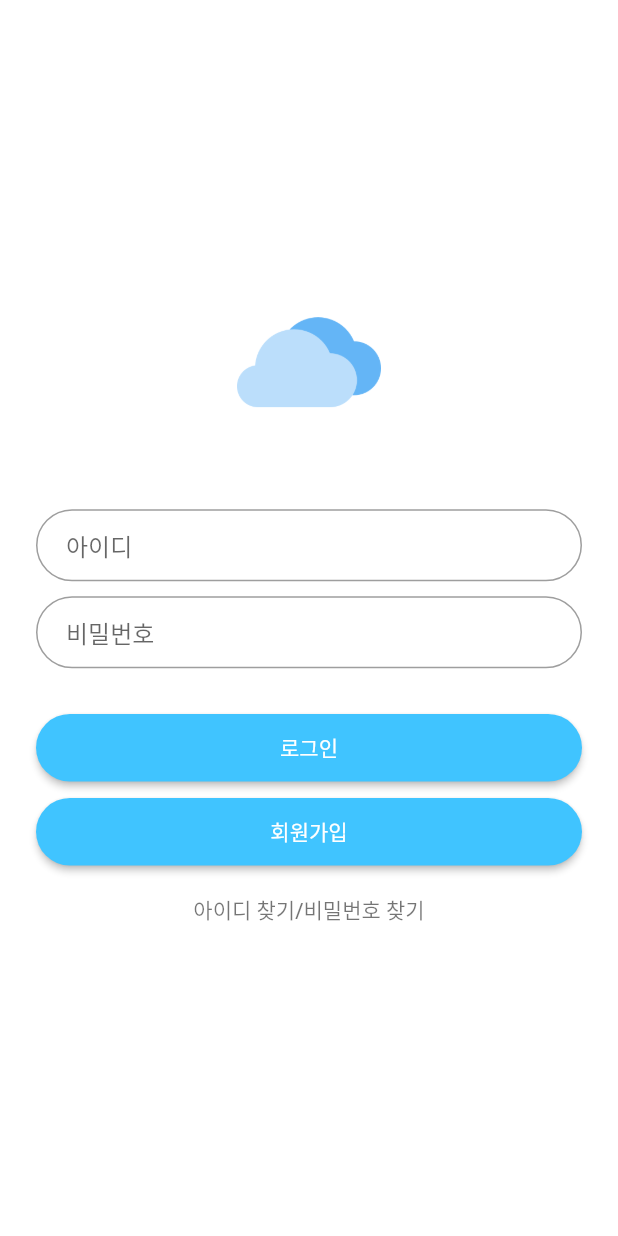
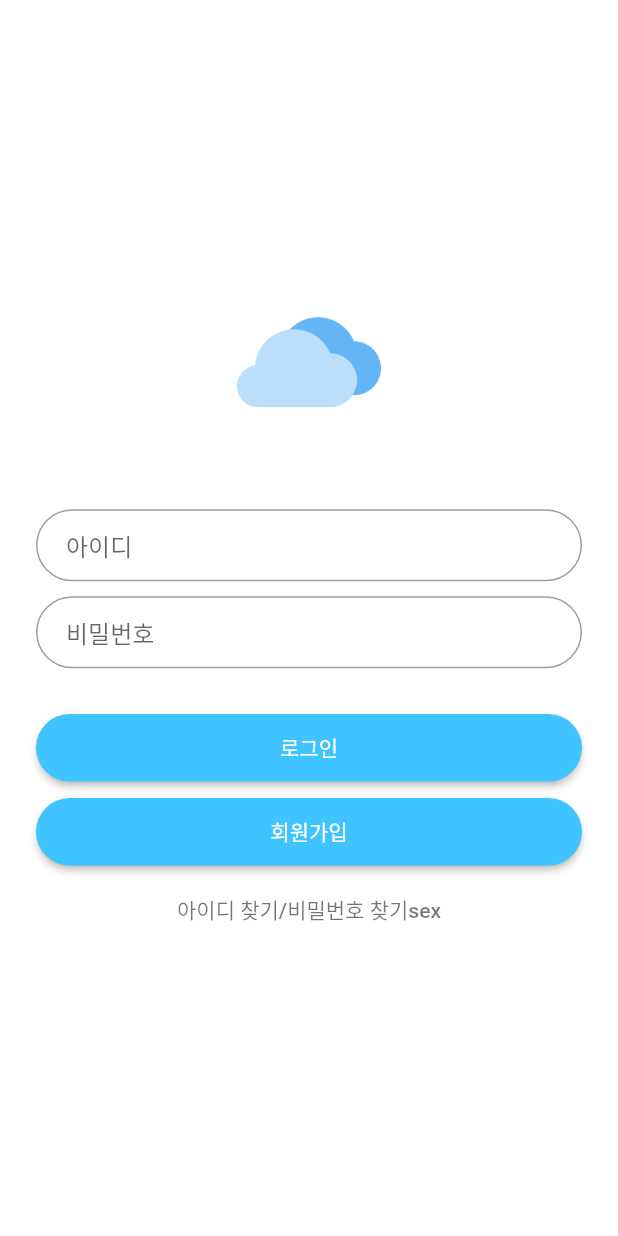
Before and after one commit to hhs0579/Dream, a Flutter app: the screen it shows after launch, on a phone screen of 412 x 824 dp. Run offline on Flutter 3.47's test engine with Material 2 defaults, Android fonts, the phone set to English and light mode, and no system bars; our stand-ins replace extended_image, logger.

Commit message:
Update login_page.dart

```diff
--- a/dreamproject/lib/screens/starts/login_page.dart
+++ b/dreamproject/lib/screens/starts/login_page.dart
@@ -1,8 +1,5 @@
 import 'package:dreamproject/screens/pages/feed.dart';
 import 'package:flutter/material.dart';
-
-
-
 
 class LoginPage extends StatefulWidget {
   static String tag = 'login-page';
@@ -25,7 +22,6 @@ class _LoginPageState extends State<LoginPage> {
     final id = TextFormField(
       keyboardType: TextInputType.emailAddress,
       autofocus: false,
-
       decoration: InputDecoration(
         hintText: '아이디',
         contentPadding: EdgeInsets.fromLTRB(20.0, 10.0, 20.0, 10.0),
@@ -35,7 +31,6 @@ class _LoginPageState extends State<LoginPage> {
 
     final password = TextFormField(
       autofocus: false,
-
       obscureText: true,
       decoration: InputDecoration(
         hintText: '비밀번호',
@@ -49,16 +44,14 @@ class _LoginPageState extends State<LoginPage> {
       child: ElevatedButton(
         style: ElevatedButton.styleFrom(
           primary: Colors.lightBlueAccent,
-          shape:RoundedRectangleBorder(
+          shape: RoundedRectangleBorder(
             borderRadius: BorderRadius.circular(24),
           ),
           padding: EdgeInsets.all(12),
         ),
-
         onPressed: () {
           Navigator.of(context).pushNamed(Feed.tag);
         },
-
         child: Text('로그인', style: TextStyle(color: Colors.white)),
       ),
     );
@@ -67,27 +60,24 @@ class _LoginPageState extends State<LoginPage> {
       child: ElevatedButton(
         style: ElevatedButton.styleFrom(
           primary: Colors.lightBlueAccent,
-          shape:RoundedRectangleBorder(
+          shape: RoundedRectangleBorder(
             borderRadius: BorderRadius.circular(24),
           ),
           padding: EdgeInsets.all(12),
         ),
-
         onPressed: () {
           Navigator.of(context).pushNamed(Feed.tag);
         },
-
         child: Text('회원가입', style: TextStyle(color: Colors.white)),
       ),
     );
     final forgot = TextButton(
       child: Text(
-        '아이디 찾기/비밀번호 찾기',
+        '아이디 찾기/비밀번호 찾기sex',
         style: TextStyle(color: Colors.black54),
       ),
       onPressed: () {},
     );
-
 
     return Scaffold(
       backgroundColor: Colors.white,
@@ -105,7 +95,6 @@ class _LoginPageState extends State<LoginPage> {
             loginButton,
             joinButton,
             forgot,
-
           ],
         ),
       ),
```
Lines whose indentation alone changed are shown as unchanged.
